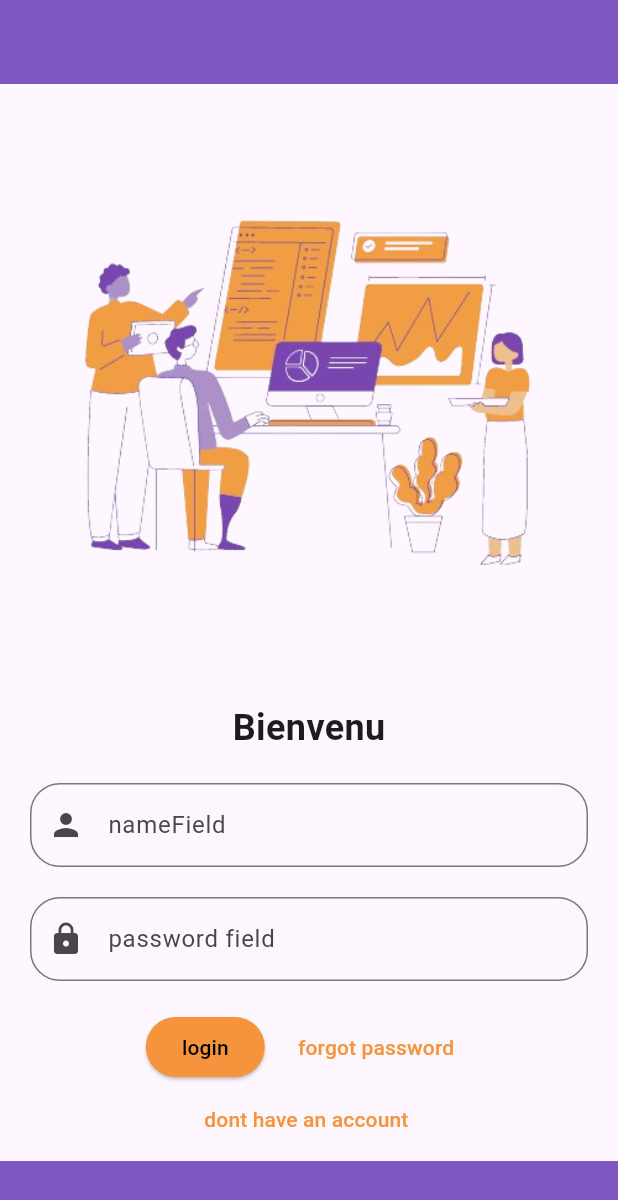
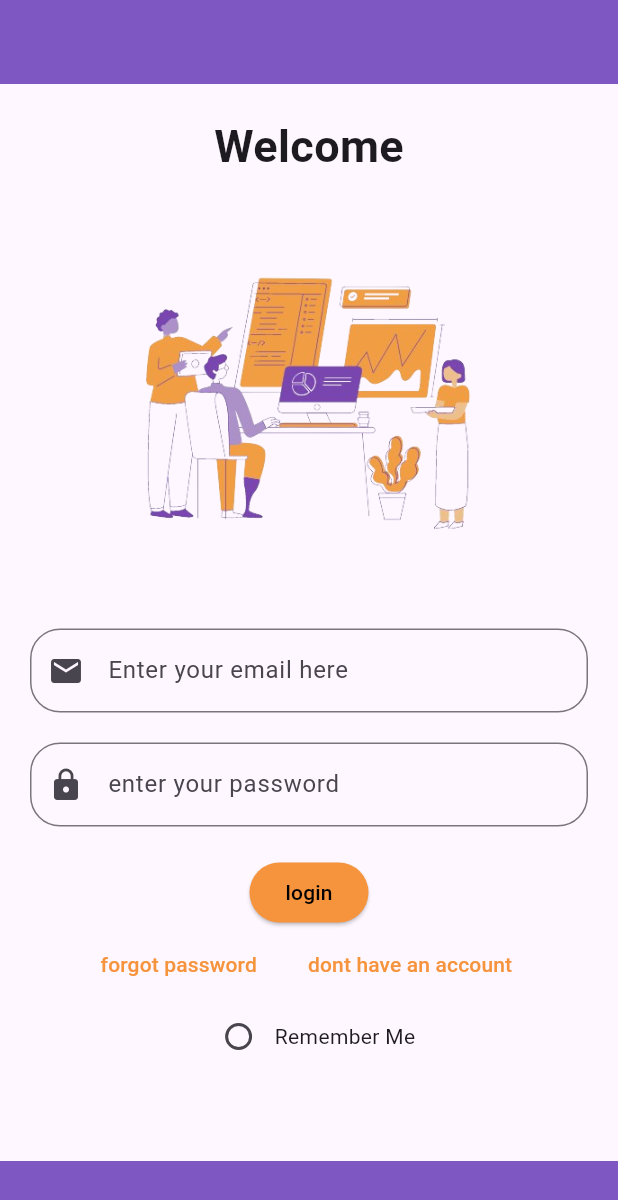
Before and after one commit to ALIKARFOUH/alibackend, a Flutter app: the screen it shows after launch, after a tap on "login", on a phone screen of 412 x 824 dp. Shown: the top 1200 px of the screen. Run offline on Flutter 3.47's test engine with Material 3 defaults, Android fonts, the phone set to English and light mode, and no system bars; our stand-ins replace firebase_auth, firebase_core, firebase_storage, image_picker, shared_preferences; accounts and stored records are empty; network calls fail; Roboto replaces fonts that are missing (Popins).

Commit message:
little changes

```diff
--- a/lib/component/spacedItemsList.dart
+++ b/lib/component/spacedItemsList.dart
@@ -7,7 +7,7 @@ import 'package:namer_app/menupages/setingspage.dart';
 import 'package:namer_app/menupages/uploadhistorique.dart';
 import 'package:namer_app/myapp/login.dart';
 
-                         //applysinglechild scrollview
+//applysinglechild scrollview
 
 class SpacedItemsList extends StatelessWidget {
   const SpacedItemsList({Key? key}) : super(key: key);
@@ -60,8 +60,7 @@ class SpacedItemsList extends StatelessWidget {
                       Navigator.push(
                         context,
                         MaterialPageRoute(
-                          builder: (context) => Checkconnectedevices()
-                        ),
+                            builder: (context) => Checkconnectedevices()),
                       );
                       break;
                     case 'Upload historique':
@@ -81,12 +80,7 @@ class SpacedItemsList extends StatelessWidget {
                       );
                       break;
                     case 'Log out':
-                      Navigator.push(
-                        context,
-                        MaterialPageRoute(
-                          builder: (context) => Login(),
-                        ),
-                      );
+                      Navigator.pushReplacementNamed(context, '/Login');
                       break;
                     // Add cases for other items here
                     default:
--- a/lib/data_adds/add_from_galerie.dart
+++ b/lib/data_adds/add_from_galerie.dart
@@ -3,6 +3,7 @@ import 'package:flutter/material.dart';
 import 'package:image_picker/image_picker.dart';
 import 'package:firebase_storage/firebase_storage.dart';
 import 'package:http/http.dart' as http;
+import 'package:namer_app/data_adds/configuration.dart';
 
 class AddFromGalleryim extends StatefulWidget {
   @override
@@ -89,14 +90,16 @@ class _AddFromGalleryState extends State<AddFromGalleryim> {
                 ),
                 Container(
                   decoration: BoxDecoration(
-    border: Border(bottom: BorderSide(color: Colors.transparent)),
+                    border:
+                        Border(bottom: BorderSide(color: Colors.transparent)),
                   ),
                   child: Row(
                     children: [
                       Expanded(
                         child: TextField(
                           controller: _imageUrlController,
-          decoration: InputDecoration(labelText: 'Enter Image URL'),
+                          decoration:
+                              InputDecoration(labelText: 'Enter Image URL'),
                           onChanged: (value) {
                             setState(() {
                               _imageUrl = value;
@@ -104,30 +107,29 @@ class _AddFromGalleryState extends State<AddFromGalleryim> {
                           },
                         ),
                       ),
-
-
                     ],
                   ),
                 ),
               ],
             ),
             Positioned(
-              top:700,
+              top: 700,
               right: 10,
               child: IconButton(
                 icon: Icon(Icons.arrow_forward_ios),
-                onPressed:(){_uploadImage();
+                onPressed: () {
+                  _uploadImage();
                   print('Image uploaded');
                   Navigator.push(
                     context,
-                MaterialPageRoute(builder: (context) => AddFromGalleryim()),
+                    MaterialPageRoute(builder: (context) => Configuration()),
                   );
-                 },),
+                },
+              ),
             ),
           ],
         ),
       ),
     );
-
   }
 }
--- a/lib/data_adds/configuration.dart
+++ b/lib/data_adds/configuration.dart
@@ -65,7 +65,7 @@ class _ConfigurationState extends State<Configuration> {
               decoration: InputDecoration(
                 border: UnderlineInputBorder(),
               ),
-              items: <String>['Man', 'Woman', '--']
+              items: <String>['Man', 'Woman', 'Both', '--']
                   .map<DropdownMenuItem<String>>((String value) {
                 return DropdownMenuItem<String>(
                   value: value,
@@ -89,8 +89,16 @@ class _ConfigurationState extends State<Configuration> {
               decoration: InputDecoration(
                 border: UnderlineInputBorder(),
               ),
-              items: <String>['18-30', '31-45', '46-60', '60+', '--']
-                  .map<DropdownMenuItem<String>>((String value) {
+              items: <String>[
+                '0-12',
+                '12-18',
+                '18-25',
+                '25-35',
+                '35-45',
+                '45-55',
+                '+55',
+                '--'
+              ].map<DropdownMenuItem<String>>((String value) {
                 return DropdownMenuItem<String>(
                   value: value,
                   child: Text(value),
--- a/lib/myapp/login.dart
+++ b/lib/myapp/login.dart
@@ -1,104 +1,149 @@
 import 'package:flutter/material.dart';
 import 'package:firebase_auth/firebase_auth.dart';
+import 'package:shared_preferences/shared_preferences.dart';
 
+class Login extends StatefulWidget {
+  @override
+  _LoginState createState() => _LoginState();
+}
 
-class Login extends StatelessWidget {
+class _LoginState extends State<Login> {
   final FirebaseAuth _auth = FirebaseAuth.instance;
+  final TextEditingController _emailController = TextEditingController();
+  final TextEditingController _passwordController = TextEditingController();
+  bool _rememberMe = false;
+
+  @override
+  void initState() {
+    super.initState();
+    _loadSavedData();
+  }
+
+  _loadSavedData() async {
+    SharedPreferences prefs = await SharedPreferences.getInstance();
+    setState(() {
+      _emailController.text = prefs.getString('email') ?? '';
+      _passwordController.text = prefs.getString('password') ?? '';
+      _rememberMe = prefs.getBool('rememberMe') ?? false;
+    });
+  }
+
+  _saveData() async {
+    SharedPreferences prefs = await SharedPreferences.getInstance();
+    await prefs.setString('email', _emailController.text);
+    await prefs.setString('password', _passwordController.text);
+    await prefs.setBool('rememberMe', _rememberMe);
+  }
+
+  _login() async {
+    try {
+      if (_rememberMe) {
+        _saveData();
+      }
+
+      UserCredential userCredential = await _auth.signInWithEmailAndPassword(
+        email: _emailController.text,
+        password: _passwordController.text,
+      );
+      if (userCredential.user != null) {
+        Navigator.pushReplacementNamed(context, '/home');
+      }
+    } catch (e) {
+      print(e);
+    }
+  }
 
   @override
   Widget build(BuildContext context) {
-    String email = '';
-    String password = '';
     return Scaffold(
       appBar: AppBar(
         backgroundColor: Colors.deepPurple[400],
-      ), // purple box
+      ),
       body: Column(
         children: [
-          Image(
-              image: AssetImage(
-                  'lib/images/iconhome.png')), // import de photo de page login
+          SizedBox(height: 20), // Add a SizedBox between AppBar and Text
           Text(
-            'Bienvenu',
+            'Welcome',
             style: TextStyle(
               fontFamily: 'Popins',
               fontWeight: FontWeight.bold,
-                fontSize: 24),
-          ) // ecrire Bienvenu
-          ,
-          SizedBox(height: 20),
+              fontSize: 30,
+            ),
+          ),
+          Container(
+            height: 300, // Adjust the height as needed
+            width: 400, // Adjust the width as needed
+            child: Image(
+              image: AssetImage('lib/images/iconhome.png'),
+            ),
+          ),
 
           Padding(
             padding: const EdgeInsets.symmetric(horizontal: 20),
             child: TextFormField(
-              onChanged: (value) {
-                email = value.trim();
-              },
+              controller: _emailController, // Use the controller for email
               decoration: InputDecoration(
-                hintText: 'Enter your name here ',
-                labelText: 'nameField',
+                hintText: 'Mail Field',
+                labelText: 'Enter your email here ',
                 border: OutlineInputBorder(
                   borderRadius: BorderRadius.circular(20),
                 ),
-                prefixIcon: Icon(Icons.person),
+                prefixIcon: Icon(Icons.mail),
               ),
-            ), // preparer le text field de nom d utilisateur
+            ),
           ),
           SizedBox(height: 20),
           Padding(
             padding: const EdgeInsets.symmetric(horizontal: 20),
             child: TextFormField(
-              onChanged: (value) {
-                password = value;
-              },
+              controller:
+                  _passwordController, // Use the controller for password
               obscureText: true,
               decoration: InputDecoration(
-                hintText: ('enter your password '),
-                labelText: 'password field ',
+                hintText: ('password field '),
+                labelText: 'enter your password ',
                 border: OutlineInputBorder(
                   borderRadius: BorderRadius.circular(20),
                 ),
                 prefixIcon: Icon(Icons.lock),
               ),
-            ), // preparer le text field de nom d utilisateur
+            ),
           ),
           SizedBox(height: 20),
-          Row(
-            mainAxisAlignment: MainAxisAlignment.center,
-            children: [
           ElevatedButton(
-                onPressed: () async {
-                  try {
-                    UserCredential userCredential =
-                        await _auth.signInWithEmailAndPassword(
-                      email: email,
-                      password: password,
-                    );
-                    if (userCredential.user != null) {
-                      // ignore: use_build_context_synchronously
-                      Navigator.pushReplacementNamed(context, '/home');
-                    }
-                  } catch (e) {
-                    print(e);
-                  }
-                },
+            onPressed: _login,
             style: ButtonStyle(
               backgroundColor: MaterialStateProperty.all<Color>(
                 Color.fromARGB(255, 246, 148, 62),
               ),
-                ), // inserer buttom de login
+            ),
             child: Text(
               'login',
               style: TextStyle(color: Colors.black),
             ),
           ),
-              SizedBox(width: 10), // boxe d'espace
+          SizedBox(width: 10),
+          Row(
+            mainAxisAlignment: MainAxisAlignment.center,
+            children: [
               TextButton(
                 onPressed: () {
                   Navigator.pushReplacementNamed(context, '/forget');
                 },
                 child: Text(
-                  'forgot password', // preparer buttom de forget password
+                  'forgot password',
+                  style: TextStyle(
+                    color: Color.fromARGB(255, 246, 148, 62),
+                  ),
+                ),
+              ),
+              SizedBox(width: 10),
+              TextButton(
+                onPressed: () {
+                  Navigator.pushReplacementNamed(context, '/create');
+                },
+                child: Text(
+                  'dont have an account ',
                   style: TextStyle(
                     color: Color.fromARGB(255, 246, 148, 62),
                   ),
@@ -106,25 +151,28 @@ class Login extends StatelessWidget {
               ),
             ],
           ),
-          TextButton(
-            onPressed: () {
-              Navigator.pushReplacementNamed(context, '/create');
+          Row(
+            mainAxisAlignment: MainAxisAlignment.center,
+            children: [
+              Checkbox(
+                shape: RoundedRectangleBorder(
+                  borderRadius: BorderRadius.circular(30.0),
+                ),
+                value: _rememberMe,
+                onChanged: (value) {
+                  setState(() {
+                    _rememberMe = value!;
+                  });
                 },
-            child: Text(
-              'dont have an account ' // preparer butttom dont have account
-              ,
-              style: TextStyle(
-                color: Color.fromARGB(255, 246, 148, 62),
               ),
+              Text('Remember Me'),
+            ],
           ),
-          ),
-
           Expanded(
-            // purple box down
             child: Container(),
           ),
           Container(
-            height: 50, //
+            height: 50,
             color: Colors.deepPurple[400],
           ),
         ],
--- a/pubspec.yaml
+++ b/pubspec.yaml
@@ -17,6 +17,7 @@ dependencies:
   english_words: ^4.0.0
   provider: ^6.0.0
   firebase_auth: ^4.17.9
+  shared_preferences: ^2.0.8
   cloud_firestore: ^4.15.9
   firebase_storage: ^11.6.10
   google_sign_in: ^6.2.1
```
Also changed, not shown: pubspec.lock. Lines whose indentation alone changed are shown as unchanged.
